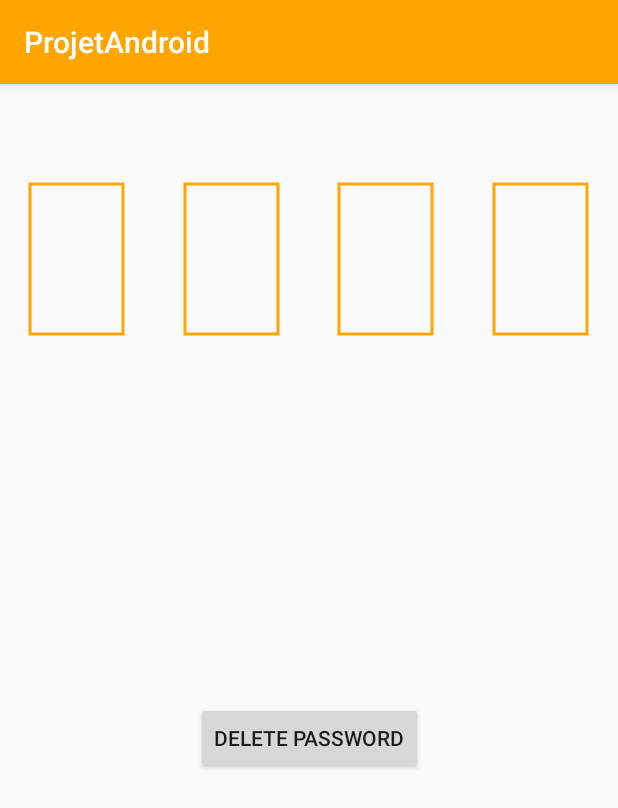
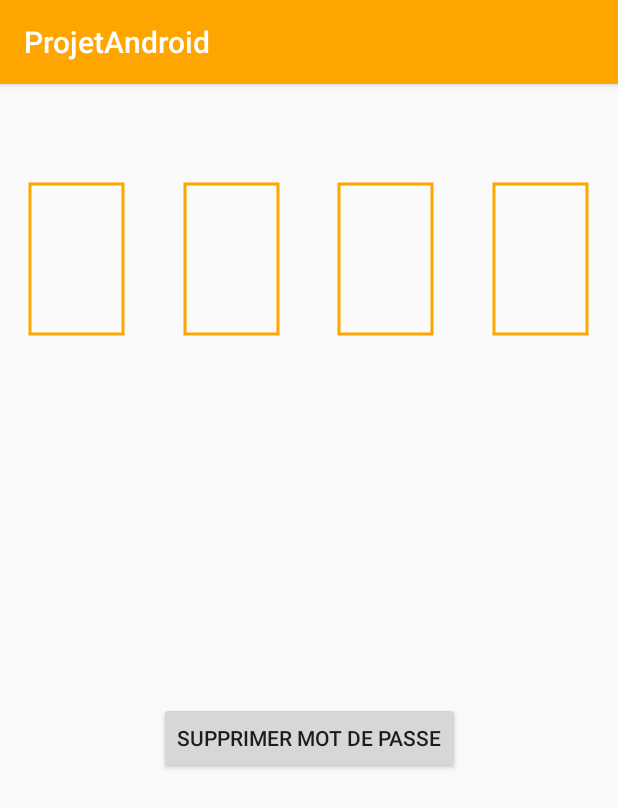
Before and after one commit to Jeepsboucher/ProjetAndroid, an Android app: the screen it shows after launch (PasswordActivity), in the options menu, after a tap on "Mot de passe", on a phone screen of 412 x 824 dp. Shown: the top 808 px of the screen. Run offline under Robolectric (Android 15) with nearby library versions, the light colour scheme and no system bars.

Commit message:
Supprimer le mot de passe

```diff
--- a/Project/app/src/main/res/layout/activity_password.xml
+++ b/Project/app/src/main/res/layout/activity_password.xml
@@ -19,7 +19,7 @@
         android:layout_marginBottom="308dp"
         android:layout_marginEnd="8dp"
         android:layout_marginStart="8dp"
-        android:text="Delete password"
+        android:text="Supprimer mot de passe"
         app:layout_constraintBottom_toBottomOf="parent"
         app:layout_constraintEnd_toEndOf="parent"
         app:layout_constraintStart_toStartOf="parent" />
```
